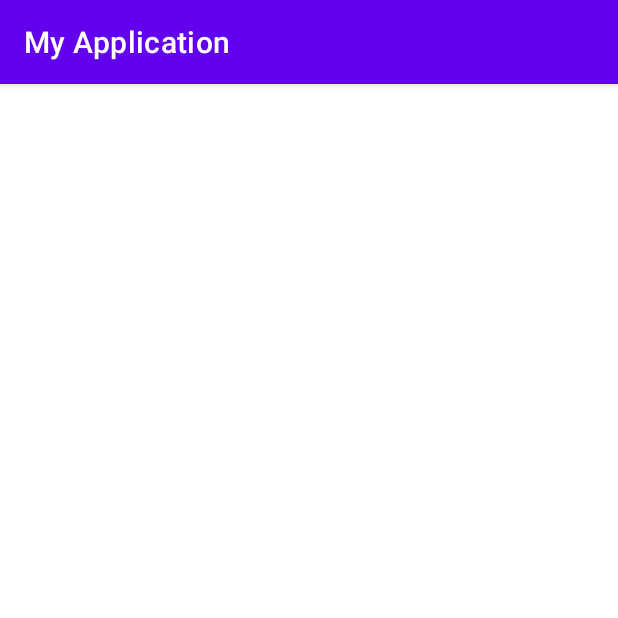
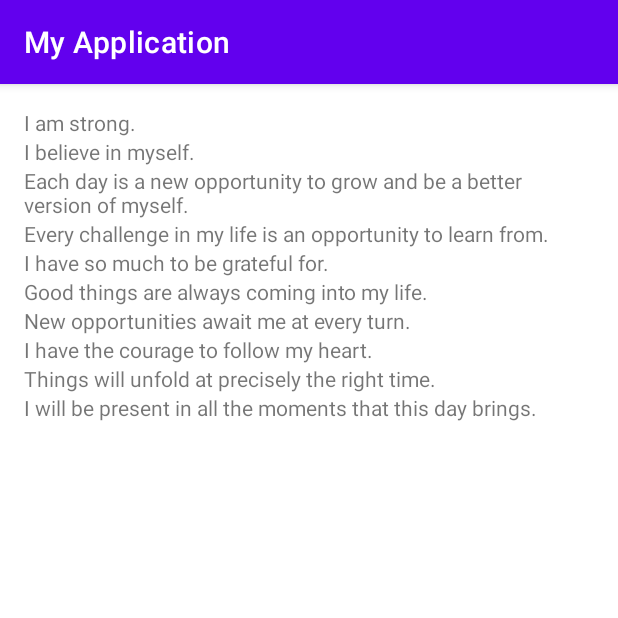
Before and after one commit to hanura13/KotlinCodeLab, an Android app: the screen it shows after launch (MainActivity), on a phone screen of 412 x 824 dp, the top half of it. Run offline under Robolectric (Android 15) with nearby library versions, the phone set to English and light mode, and no system bars.

Commit message:
Create ListView with RecycleView

```diff
--- a/app/src/main/java/com/sundev/myapplication/MainActivity.kt
+++ b/app/src/main/java/com/sundev/myapplication/MainActivity.kt
@@ -4,10 +4,20 @@ import androidx.appcompat.app.AppCompatActivity
 import android.os.Bundle
 import android.widget.Button
 import android.widget.TextView
+import androidx.recyclerview.widget.RecyclerView
+import com.sundev.myapplication.adapter.ItemAdapter
+import com.sundev.myapplication.data.Datasource
 
 class MainActivity : AppCompatActivity() {
     override fun onCreate(savedInstanceState: Bundle?) {
         super.onCreate(savedInstanceState)
         setContentView(R.layout.activity_main)
+
+        val myDataset = Datasource().loadAffirmations()
+        val recyclerView  = findViewById<RecyclerView>(R.id.recycler_view)
+
+        recyclerView.adapter = ItemAdapter(this, myDataset)
+        recyclerView.setHasFixedSize(true)
+
     }
 }
--- /dev/null
+++ b/app/src/main/java/com/sundev/myapplication/adapter/ItemAdapter.kt
@@ -0,0 +1,33 @@
+package com.sundev.myapplication.adapter
+
+import android.content.Context
+import android.view.LayoutInflater
+import android.view.View
+import android.view.ViewGroup
+import android.widget.TextView
+import androidx.recyclerview.widget.RecyclerView
+import com.sundev.myapplication.R
+import com.sundev.myapplication.model.Affirmation
+
+class ItemAdapter(
+    private val context: Context,
+    private val dataset: List<Affirmation>): RecyclerView.Adapter<ItemAdapter.ItemViewHolder>() {
+
+    class ItemViewHolder(private val view: View) : RecyclerView.ViewHolder(view){
+        val textView: TextView = view.findViewById(R.id.item_title)
+    }
+
+    override fun onCreateViewHolder(parent: ViewGroup, viewType: Int): ItemViewHolder {
+        val adapterLayout = LayoutInflater.from(parent.context)
+            .inflate(R.layout.list_item, parent, false)
+        return  ItemViewHolder(adapterLayout)
+    }
+
+    override fun onBindViewHolder(holder: ItemViewHolder, position: Int) {
+        val item = dataset[position]
+        holder.textView.text = context.resources.getString(item.stringResourceId)
+    }
+
+    override fun getItemCount() = dataset.size
+
+}
--- /dev/null
+++ b/app/src/main/java/com/sundev/myapplication/data/Datasource.kt
@@ -0,0 +1,22 @@
+package com.sundev.myapplication.data
+
+import com.sundev.myapplication.R
+import com.sundev.myapplication.model.Affirmation
+
+class Datasource {
+
+    fun loadAffirmations(): List<Affirmation> {
+        return listOf<Affirmation>(
+            Affirmation(R.string.affirmation1),
+            Affirmation(R.string.affirmation2),
+            Affirmation(R.string.affirmation3),
+            Affirmation(R.string.affirmation4),
+            Affirmation(R.string.affirmation5),
+            Affirmation(R.string.affirmation6),
+            Affirmation(R.string.affirmation7),
+            Affirmation(R.string.affirmation8),
+            Affirmation(R.string.affirmation9),
+            Affirmation(R.string.affirmation10)
+        )
+    }
+}
--- /dev/null
+++ b/app/src/main/java/com/sundev/myapplication/model/Affirmation.kt
@@ -0,0 +1,4 @@
+package com.sundev.myapplication.model
+
+data class Affirmation(val stringResourceId: Int) {
+}
--- a/app/src/main/res/layout/activity_main.xml
+++ b/app/src/main/res/layout/activity_main.xml
@@ -1,10 +1,17 @@
 <?xml version="1.0" encoding="utf-8"?>
-<androidx.constraintlayout.widget.ConstraintLayout xmlns:android="http://schemas.android.com/apk/res/android"
+<FrameLayout
+    xmlns:android="http://schemas.android.com/apk/res/android"
     xmlns:app="http://schemas.android.com/apk/res-auto"
     xmlns:tools="http://schemas.android.com/tools"
     android:layout_width="match_parent"
     android:layout_height="match_parent"
+    android:padding="16dp"
     tools:context=".MainActivity">
 
-
-</androidx.constraintlayout.widget.ConstraintLayout>
+    <androidx.recyclerview.widget.RecyclerView
+        android:id="@+id/recycler_view"
+        android:layout_width="match_parent"
+        android:layout_height="match_parent"
+        android:scrollbars="vertical"
+        app:layoutManager="androidx.recyclerview.widget.LinearLayoutManager"/>
+</FrameLayout>
--- /dev/null
+++ b/app/src/main/res/layout/list_item.xml
@@ -0,0 +1,7 @@
+<?xml version="1.0" encoding="utf-8"?>
+<TextView xmlns:android="http://schemas.android.com/apk/res/android"
+    android:id="@+id/item_title"
+    android:layout_width="wrap_content"
+    android:layout_height="wrap_content">
+
+</TextView>
--- a/app/src/main/res/values/strings.xml
+++ b/app/src/main/res/values/strings.xml
@@ -1,3 +1,13 @@
 <resources>
     <string name="app_name">My Application</string>
+    <string name="affirmation1">I am strong.</string>
+    <string name="affirmation2">I believe in myself.</string>
+    <string name="affirmation3">Each day is a new opportunity to grow and be a better version of myself.</string>
+    <string name="affirmation4">Every challenge in my life is an opportunity to learn from.</string>
+    <string name="affirmation5">I have so much to be grateful for.</string>
+    <string name="affirmation6">Good things are always coming into my life.</string>
+    <string name="affirmation7">New opportunities await me at every turn.</string>
+    <string name="affirmation8">I have the courage to follow my heart.</string>
+    <string name="affirmation9">Things will unfold at precisely the right time.</string>
+    <string name="affirmation10">I will be present in all the moments that this day brings.</string>
 </resources>
```
